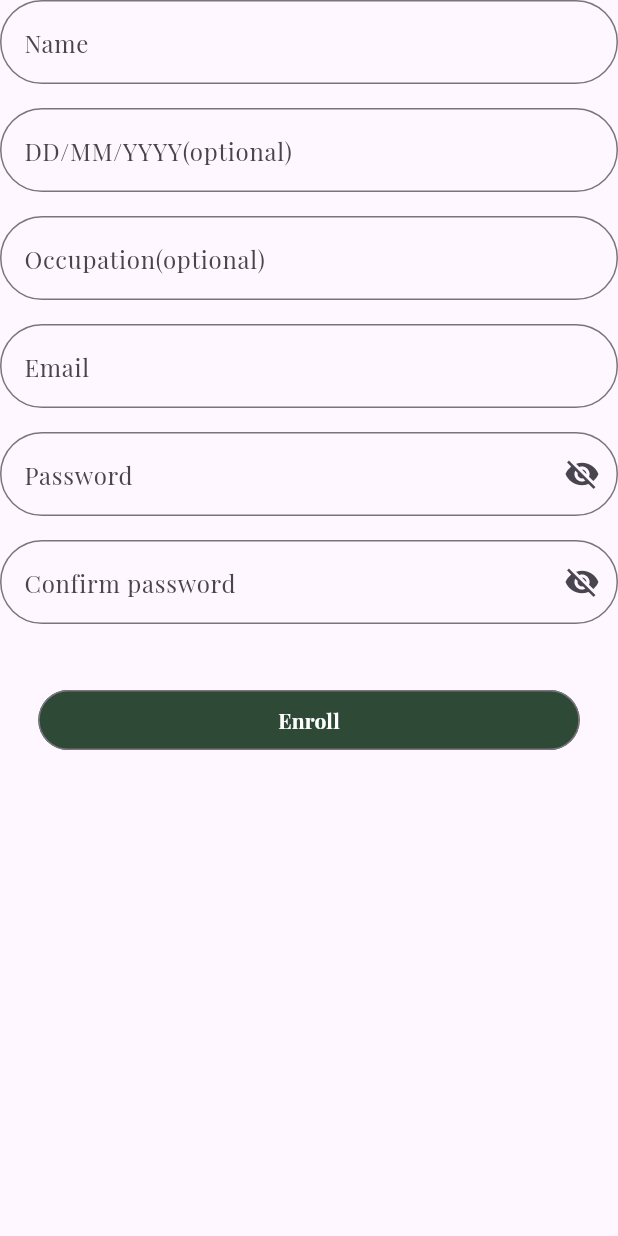
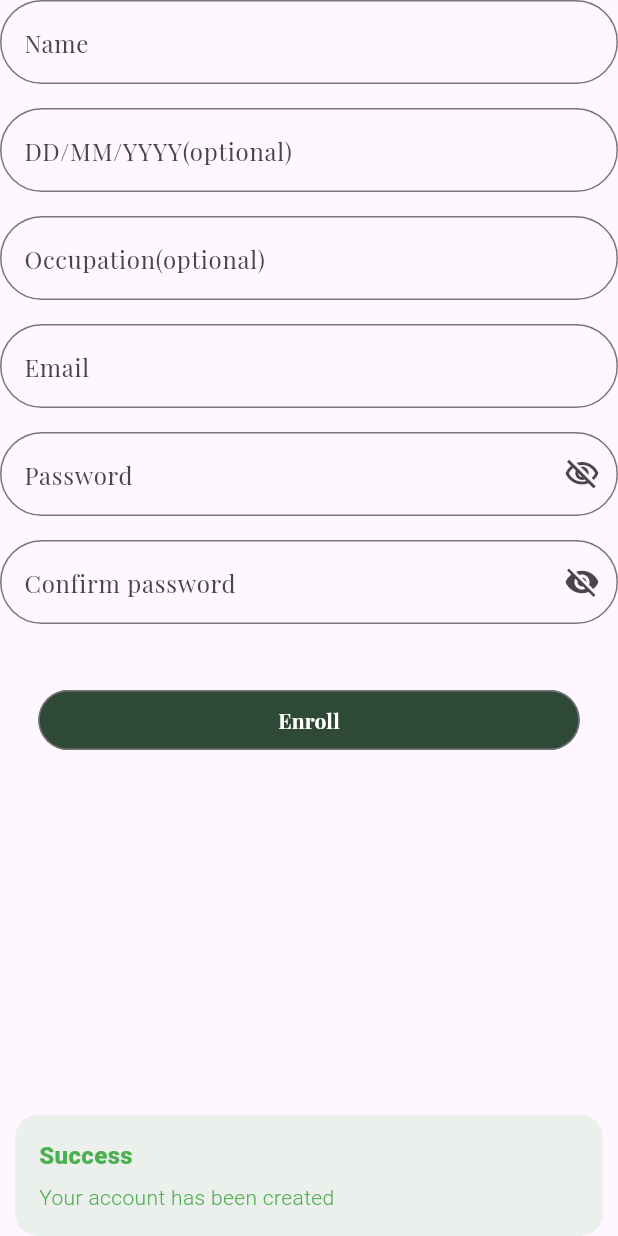
Before and after one commit to Prakhar11235/proluxe, a Flutter app: the SignupFormWidget widget shown alone on an empty page, opened directly, after a tap on "Enroll", on a phone screen of 412 x 824 dp. Run offline on Flutter 3.47's test engine with Material 3 defaults, Android fonts, the phone set to English and light mode, and no system bars; our stand-ins replace cloud_firestore, firebase_auth, firebase_core, flutter_otp_text_field, get, lottie; accounts and stored records are empty; network calls fail.

Commit message:
Added animations and User data saved in firebase

```diff
--- a/lib/src/common_widgets/signup_form_widget.dart
+++ b/lib/src/common_widgets/signup_form_widget.dart
@@ -1,6 +1,7 @@
 import 'package:flutter/material.dart';
 import 'package:proluxe/src/features/authentication/controllers/signup_controller.dart';
 import 'package:get/get.dart';
+import 'package:proluxe/src/features/authentication/models/user_model.dart';
 
 class SignupFormWidget extends StatelessWidget {
   const SignupFormWidget({
@@ -28,6 +29,7 @@ class SignupFormWidget extends StatelessWidget {
             const SizedBox(height: 16),
             TextFormField(
               expands: false,
+              controller: controller.dob,
               decoration: InputDecoration(
                 labelText: "DD/MM/YYYY(optional)",
                 labelStyle: const TextStyle(fontFamily: 'PlayFair'),
@@ -57,15 +59,22 @@ class SignupFormWidget extends StatelessWidget {
               ),
             ),
             const SizedBox(height: 16),
-            TextFormField(
-              controller: controller.password,
-              expands: false,
-              decoration: InputDecoration(
-                labelText: "Password",
-                suffixIcon: const Icon(Icons.visibility_off),
-                labelStyle: const TextStyle(fontFamily: 'PlayFair'),
-                border:
-                    OutlineInputBorder(borderRadius: BorderRadius.circular(40)),
+            Obx(
+              () => TextFormField(
+                controller: controller.password,
+                obscureText: controller.hidePassword.value,
+                expands: false,
+                decoration: InputDecoration(
+                  labelText: "Password",
+                  suffixIcon: IconButton(
+                    onPressed: () => controller.hidePassword.value =
+                        !controller.hidePassword.value,
+                    icon: const Icon(Icons.visibility_off_outlined),
+                  ),
+                  labelStyle: const TextStyle(fontFamily: 'PlayFair'),
+                  border: OutlineInputBorder(
+                      borderRadius: BorderRadius.circular(40)),
+                ),
               ),
             ),
             const SizedBox(height: 16),
@@ -89,9 +98,16 @@ class SignupFormWidget extends StatelessWidget {
                       controller.email.text.trim(),
                       controller.password.text.trim());
                 }
-              } /*() => Get.to(() => const GetOTPScreen())*/,
+                final user = UserModel(
+                  email: controller.email.text.trim(),
+                  //phoneNo: controller.phoneNo.text.trim(),
+                  password: controller.password.text.trim(),
+                  fullName: controller.fullName.text.trim(),
+                  dob: controller.dob.text.trim(),
+                );
+                SignUpController.instance.createUser(user);
+              },
               style: OutlinedButton.styleFrom(
-                  //side: const BorderSide(width: 1.5),
                   backgroundColor: const Color.fromARGB(255, 46, 73, 54)),
               child: const Padding(
                 padding: EdgeInsets.symmetric(vertical: 8, horizontal: 136),
--- a/lib/src/features/authentication/controllers/signup_controller.dart
+++ b/lib/src/features/authentication/controllers/signup_controller.dart
@@ -1,18 +1,27 @@
 import 'package:flutter/material.dart';
 import 'package:get/get.dart';
-
+import 'package:proluxe/src/features/authentication/models/user_model.dart';
+import 'package:proluxe/src/repository/user_repository/user_repository.dart';
 import '../../../repository/authentication_repository/authentication_repository.dart';
 
 class SignUpController extends GetxController {
   static SignUpController get instance => Get.find();
 
+  final hidePassword = true.obs;
   final email = TextEditingController();
   final password = TextEditingController();
   final fullName = TextEditingController();
   final phoneNo = TextEditingController();
+  final dob = TextEditingController();
+
+  final userRepo = Get.put(UserRepository());
 
   void registerUser(String email, String password) {
     AuthenticationRepository.instance
         .createUserWithEmailAndPassword(email, password);
   }
+
+  Future<void> createUser(UserModel user) async {
+    await userRepo.createUser(user);
+  }
 }
--- /dev/null
+++ b/lib/src/features/authentication/models/user_model.dart
@@ -0,0 +1,26 @@
+class UserModel {
+  final String? id;
+  final String fullName;
+  final String email;
+  //final String phoneNo;
+  final String password;
+  final String dob;
+
+  const UserModel(
+      {this.id,
+      required this.email,
+      //required this.phoneNo,
+      required this.password,
+      required this.fullName,
+      required this.dob});
+
+  Map<String, dynamic> toJson() {
+    return {
+      "FullName": fullName,
+      "Email": email,
+      //"Phone": phoneNo,
+      "Password": password,
+      "DOB": dob,
+    };
+  }
+}
--- a/lib/src/repository/authentication_repository/authentication_repository.dart
+++ b/lib/src/repository/authentication_repository/authentication_repository.dart
@@ -22,9 +22,11 @@ class AuthenticationRepository extends GetxController {
   }
 
   _setInitialScreen(User? user) {
-    user == null
-        ? Get.offAll(() => const StartScreen())
-        : Get.offAll(() => const HomeScreen());
+    if (user == null) {
+      Get.offAll(() => const StartScreen());
+    } else {
+      Get.offAll(() => const HomeScreen());
+    }
   }
 
   //FUNC
@@ -33,9 +35,11 @@ class AuthenticationRepository extends GetxController {
     try {
       await _auth.createUserWithEmailAndPassword(
           email: email, password: password);
-      /*firebaseUser.value != null
-          ? Get.offAll(() => const HomeScreen())
-          : Get.to(() => const StartScreen());*/
+      if (firebaseUser.value != null) {
+        Get.offAll(() => const HomeScreen());
+      } else {
+        Get.to(() => const StartScreen());
+      }
     } on FirebaseAuthException catch (e) {
       final ex = SignUpWithEmailAndPasswordFailure.code(e.code);
       print('Firebase auth exception- ${ex.message}');
--- /dev/null
+++ b/lib/src/repository/user_repository/user_repository.dart
@@ -0,0 +1,29 @@
+import 'package:get/get.dart';
+import 'package:cloud_firestore/cloud_firestore.dart';
+import 'package:proluxe/src/features/authentication/models/user_model.dart';
+import 'package:flutter/material.dart';
+
+class UserRepository extends GetxController {
+  static UserRepository get instance => Get.find();
+  final _db = FirebaseFirestore.instance;
+  createUser(UserModel user) async {
+    await _db
+        .collection("Users")
+        .doc(user.id)
+        .set(user.toJson())
+        //.add(user.toJson())
+        .whenComplete(
+          () => Get.snackbar("Success", "Your account has been created",
+              snackPosition: SnackPosition.BOTTOM,
+              backgroundColor: Colors.green.withOpacity(0.1),
+              colorText: Colors.green),
+        )
+        .catchError((error, stackTrace) {
+      Get.snackbar("Error", "Something went wrong. Try again.",
+          snackPosition: SnackPosition.BOTTOM,
+          backgroundColor: Colors.redAccent,
+          colorText: Colors.red);
+      print(error.toString());
+    });
+  }
+}
--- a/pubspec.yaml
+++ b/pubspec.yaml
@@ -40,6 +40,8 @@ dependencies:
   flutter_otp_text_field: ^1.1.3+2
   firebase_core: ^3.1.0
   firebase_auth: ^5.1.0
+  cloud_firestore: ^5.0.1
+  lottie: ^3.1.2
 
 dev_dependencies:
   flutter_test:
```
Also changed, not shown: lib/home_screen.dart (+7 -3 lines), lib/select_assessment_screen.dart (+6 -3 lines), lib/start_screen.dart (+5 -2 lines), pubspec.lock, 3 other files.
